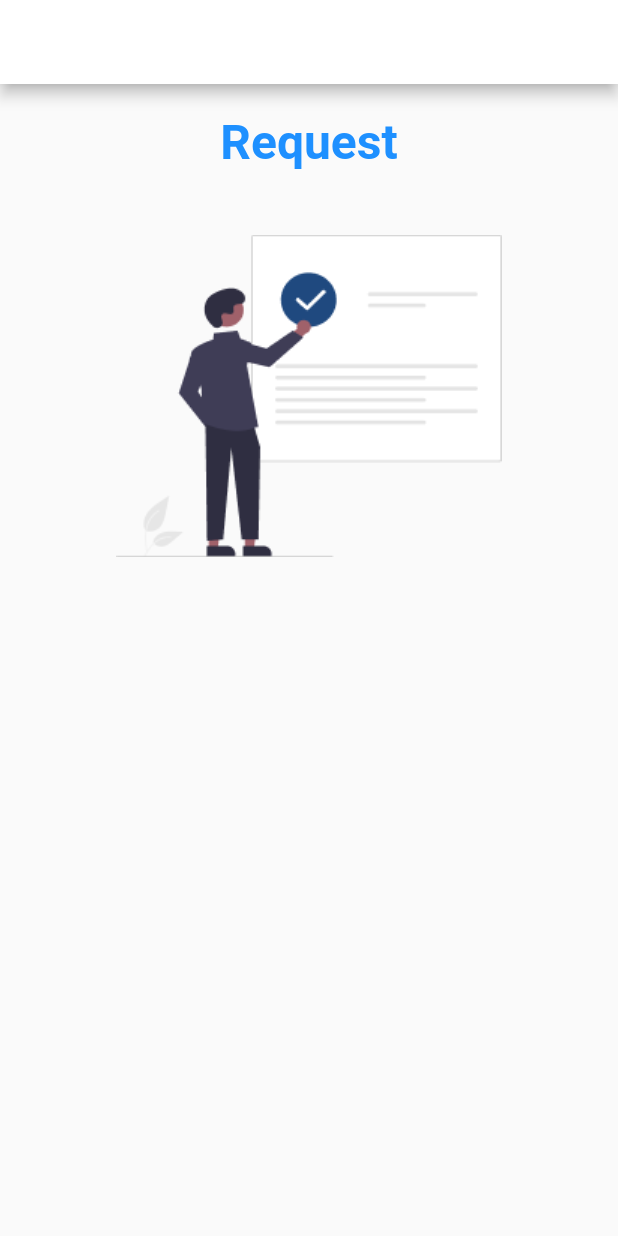
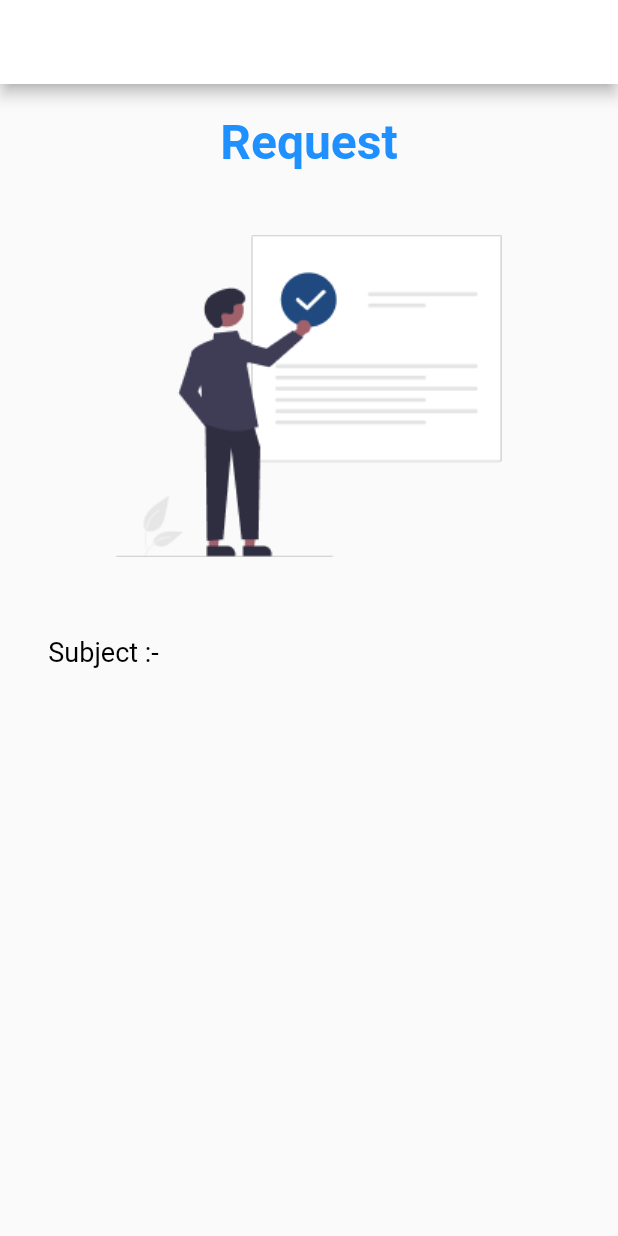
Before and after one commit to Yasodkai11/MAD, a Flutter app: the request screen opened directly, on a phone screen of 412 x 824 dp. Run offline on Flutter 3.47's test engine with Material 2 defaults, Android fonts, the phone set to English and light mode, and no system bars; our stand-ins replace quickalert.

Commit message:
Subject Text

```diff
--- a/unity_world/lib/pages/Request/request_form.dart
+++ b/unity_world/lib/pages/Request/request_form.dart
@@ -52,6 +52,16 @@ class _requestState extends State<request> {
                 right: 50,
                 left: 10,
               ),
+              child: const Column(
+                children: [
+                  SizedBox(height: 10.0),
+                  Text(
+                    "Subject :- ",
+                    textAlign: TextAlign.center,
+                    style: TextStyle(color: Colors.black, fontSize: 18),
+                  ),
+                ],
+              ),
             ),
           ],
         ),
```
